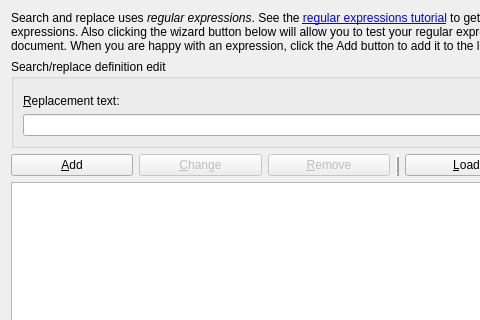
Above: src/calibre/gui2/convert/search_and_replace.ui from kovidgoyal/calibre before the change; both pictures show x 0 to 480 and y 0 to 320 of the 667 by 451 pixel window. Below: the same form after it.
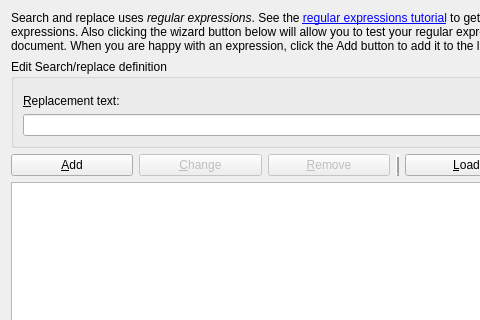
That is the form after the change. Icons and pictures are not drawn. Custom widgets are drawn as their Qt base class.

```diff
--- a/src/calibre/gui2/convert/search_and_replace.ui
+++ b/src/calibre/gui2/convert/search_and_replace.ui
@@ -32,7 +32,7 @@
       </sizepolicy>
      </property>
      <property name="title">
-      <string>Search/replace definition edit</string>
+      <string>Edit Search/replace definition</string>
      </property>
      <layout class="QGridLayout" name="gridLayout_2">
       <property name="sizeConstraint">
```
